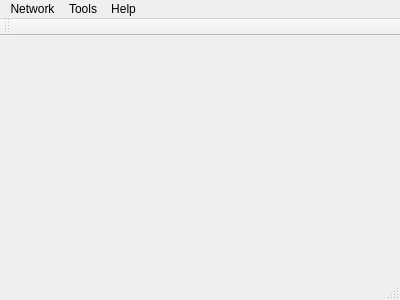
master-gekus/lanchat, file lanchat/main_window.ui: the form before one commit.
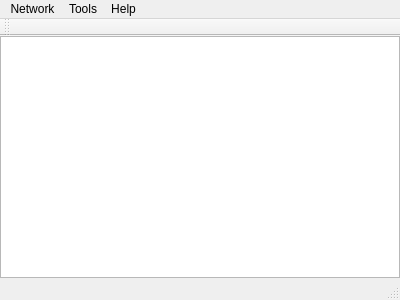
The form after the commit.

```diff
--- a/lanchat/main_window.ui
+++ b/lanchat/main_window.ui
@@ -13,7 +13,46 @@
   <property name="windowTitle">
    <string>Lan Chat</string>
   </property>
-  <widget class="QWidget" name="centralWidget"/>
+  <widget class="QWidget" name="centralWidget">
+   <layout class="QVBoxLayout" name="verticalLayout">
+    <property name="leftMargin">
+     <number>0</number>
+    </property>
+    <property name="topMargin">
+     <number>0</number>
+    </property>
+    <property name="rightMargin">
+     <number>0</number>
+    </property>
+    <property name="bottomMargin">
+     <number>0</number>
+    </property>
+    <item>
+     <widget class="QTreeWidget" name="treeWidget">
+      <property name="rootIsDecorated">
+       <bool>false</bool>
+      </property>
+      <property name="uniformRowHeights">
+       <bool>true</bool>
+      </property>
+      <property name="itemsExpandable">
+       <bool>false</bool>
+      </property>
+      <property name="expandsOnDoubleClick">
+       <bool>false</bool>
+      </property>
+      <attribute name="headerVisible">
+       <bool>false</bool>
+      </attribute>
+      <column>
+       <property name="text">
+        <string notr="true">1</string>
+       </property>
+      </column>
+     </widget>
+    </item>
+   </layout>
+  </widget>
   <widget class="QMenuBar" name="menuBar">
    <property name="geometry">
     <rect>
```
